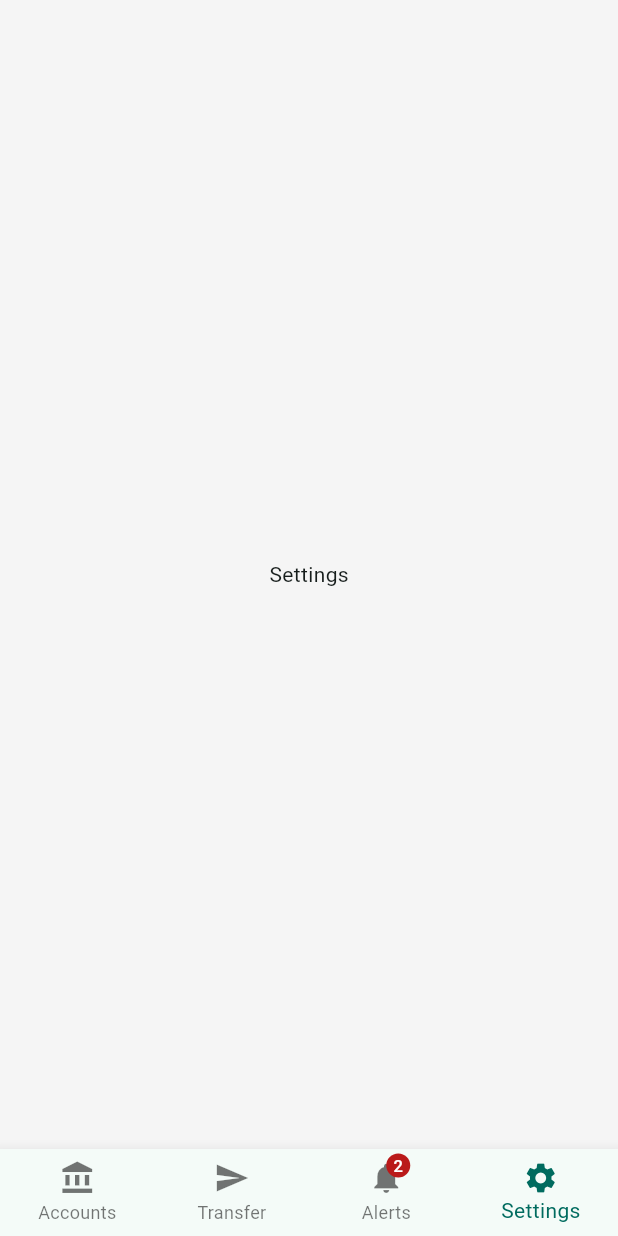
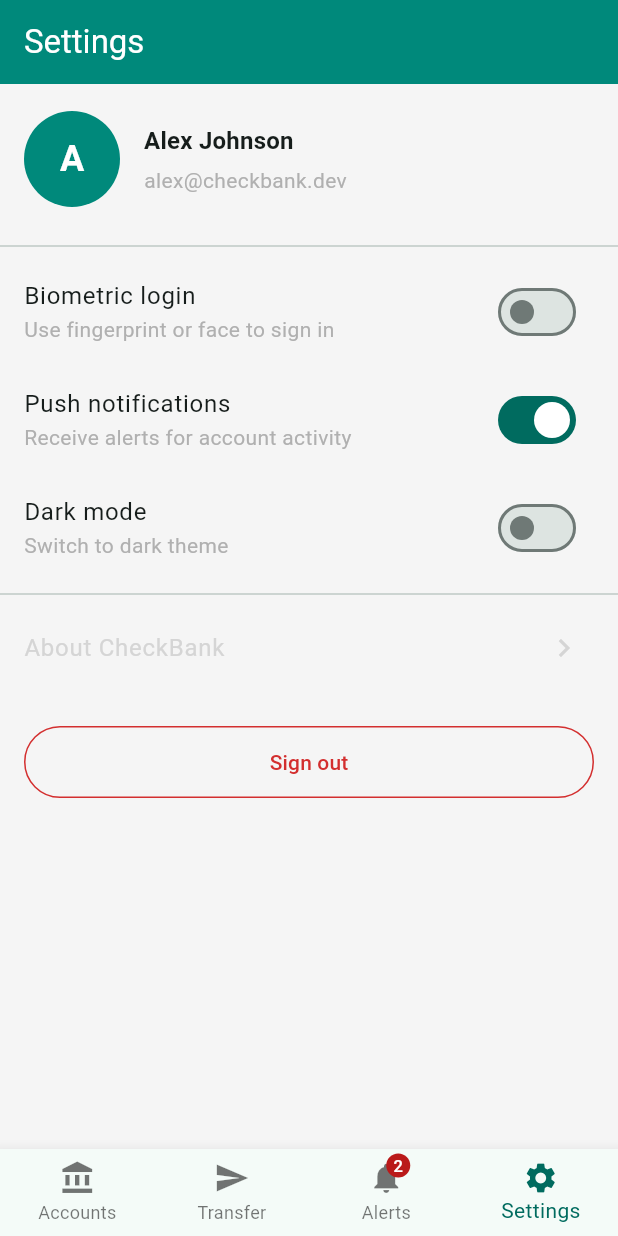
Before and after one commit to team360r/CheckBank, a Flutter app: the SettingsScreen screen opened by its route, on a phone screen of 412 x 824 dp. Run offline on Flutter 3.47's test engine with Material 3 defaults, Android fonts, the phone set to English and light mode, and no system bars; our stand-ins replace flutter_riverpod, go_router.

Commit message:
feat: add settings screen with a11y bugs
Co-Authored-By: Claude Opus 4.6 (1M context) <noreply@anthropic.com>

```diff
--- a/lib/screens/settings_screen.dart
+++ b/lib/screens/settings_screen.dart
@@ -1,12 +1,163 @@
 import 'package:flutter/material.dart';
+import 'package:flutter_riverpod/flutter_riverpod.dart';
+import '../data/mock_data.dart';
+import '../providers/auth_provider.dart';
+import '../theme/app_colors.dart';
 
-class SettingsScreen extends StatelessWidget {
+/// Settings screen with intentional accessibility bugs.
+///
+/// BUG 1: Toggle switches use ListTile + trailing Switch instead of
+///        SwitchListTile — toggle value state is not linked to the title
+///        in semantics.
+/// BUG 2: Text scaling breaks layout at 200% — user info row uses a Column
+///        inside a fixed-height container without Flexible.
+/// BUG 3: No explicit focus traversal order set.
+/// BUG 4: "About CheckBank" label uses AppColors.textDisabled — extremely
+///        low contrast (ratio ~1.9:1).
+/// BUG 5: Subtitles use AppColors.textSecondary — fails WCAG AA contrast.
+class SettingsScreen extends ConsumerStatefulWidget {
   const SettingsScreen({super.key});
 
   @override
+  ConsumerState<SettingsScreen> createState() => _SettingsScreenState();
+}
+
+class _SettingsScreenState extends ConsumerState<SettingsScreen> {
+  bool _biometrics = false;
+  bool _notifications = true;
+  bool _darkMode = false;
+
+  @override
   Widget build(BuildContext context) {
-    return const Scaffold(
-      body: Center(child: Text('Settings')),
+    return Scaffold(
+      appBar: AppBar(
+        title: const Text('Settings'),
+      ),
+      body: ListView(
+        children: [
+          // BUG 2: Fixed-height container with Column — breaks at 200% text
+          Container(
+            height: 100,
+            padding: const EdgeInsets.all(16),
+            child: Row(
+              children: [
+                CircleAvatar(
+                  radius: 32,
+                  backgroundColor: AppColors.primary,
+                  child: Text(
+                    mockUser.name[0],
+                    style: const TextStyle(
+                      color: Colors.white,
+                      fontSize: 24,
+                      fontWeight: FontWeight.bold,
+                    ),
+                  ),
+                ),
+                const SizedBox(width: 16),
+                // BUG 2: Column without Flexible — overflows at large text
+                Column(
+                  crossAxisAlignment: CrossAxisAlignment.start,
+                  mainAxisAlignment: MainAxisAlignment.center,
+                  children: [
+                    Text(
+                      mockUser.name,
+                      style:
+                          Theme.of(context).textTheme.titleMedium?.copyWith(
+                                fontWeight: FontWeight.w600,
+                              ),
+                    ),
+                    const SizedBox(height: 4),
+                    // BUG 5: Low-contrast secondary text
+                    Text(
+                      mockUser.email,
+                      style: Theme.of(context).textTheme.bodyMedium?.copyWith(
+                            color: AppColors.textSecondary,
+                          ),
+                    ),
+                  ],
+                ),
+              ],
+            ),
+          ),
+          const Divider(),
+
+          // BUG 1: ListTile + trailing Switch — toggle state not linked to title
+          // BUG 3: No explicit focus traversal order
+          ListTile(
+            title: const Text('Biometric login'),
+            subtitle: Text(
+              'Use fingerprint or face to sign in',
+              // BUG 5: Low-contrast subtitle
+              style: TextStyle(color: AppColors.textSecondary),
+            ),
+            trailing: Switch(
+              value: _biometrics,
+              onChanged: (v) => setState(() => _biometrics = v),
+            ),
+          ),
+          ListTile(
+            title: const Text('Push notifications'),
+            subtitle: Text(
+              'Receive alerts for account activity',
+              style: TextStyle(color: AppColors.textSecondary),
+            ),
+            trailing: Switch(
+              value: _notifications,
+              onChanged: (v) => setState(() => _notifications = v),
+            ),
+          ),
+          ListTile(
+            title: const Text('Dark mode'),
+            subtitle: Text(
+              'Switch to dark theme',
+              style: TextStyle(color: AppColors.textSecondary),
+            ),
+            trailing: Switch(
+              value: _darkMode,
+              onChanged: (v) => setState(() => _darkMode = v),
+            ),
+          ),
+
+          const Divider(),
+
+          // BUG 4: Extremely low-contrast text (textDisabled)
+          ListTile(
+            title: Text(
+              'About CheckBank',
+              style: TextStyle(color: AppColors.textDisabled),
+            ),
+            trailing:
+                const Icon(Icons.chevron_right, color: AppColors.textDisabled),
+            onTap: () {
+              showAboutDialog(
+                context: context,
+                applicationName: 'CheckBank',
+                applicationVersion: '1.0.0',
+                applicationLegalese: 'A demo banking app for accessibility testing.',
+              );
+            },
+          ),
+
+          const SizedBox(height: 24),
+
+          // Sign out button
+          Padding(
+            padding: const EdgeInsets.symmetric(horizontal: 16),
+            child: OutlinedButton(
+              onPressed: () {
+                ref.read(authProvider.notifier).logout();
+              },
+              style: OutlinedButton.styleFrom(
+                foregroundColor: AppColors.error,
+                side: const BorderSide(color: AppColors.error),
+                padding: const EdgeInsets.symmetric(vertical: 14),
+              ),
+              child: const Text('Sign out'),
+            ),
+          ),
+          const SizedBox(height: 32),
+        ],
+      ),
     );
   }
 }
```
